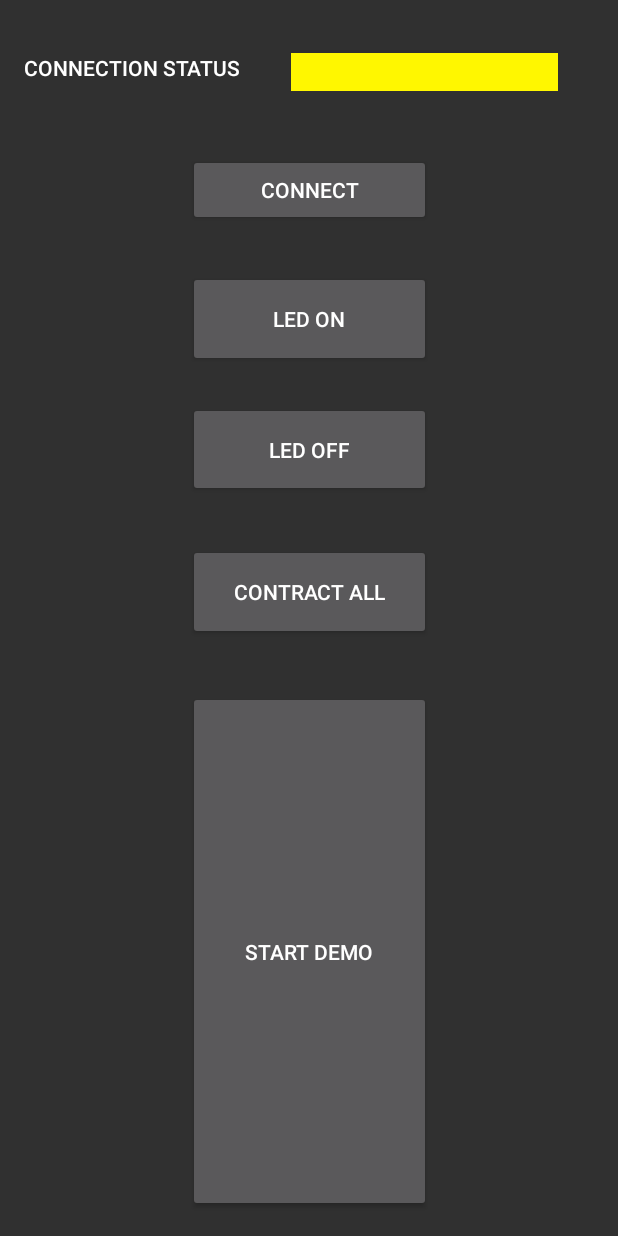
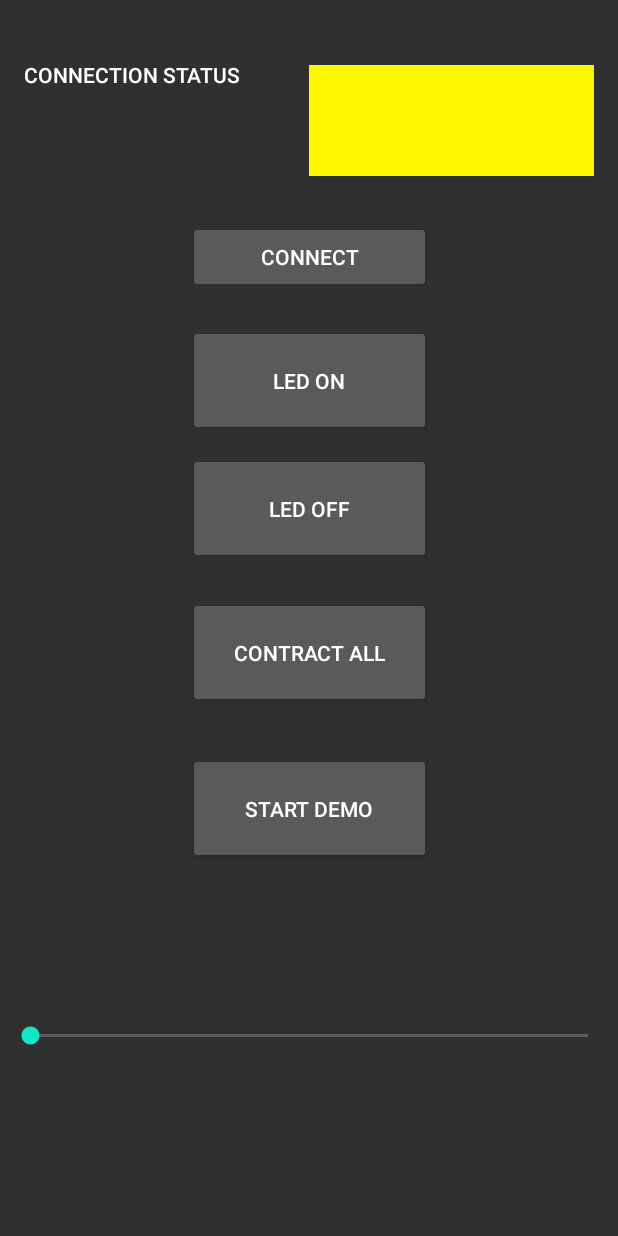
Before and after one commit to 776980/MCEN30019_2018_SM2, an Android app: the screen it shows after launch (MainActivity), on a phone screen of 412 x 824 dp. Run offline under Robolectric (Android 15) with nearby library versions, the phone set to English and light mode, and no system bars.

Commit message:
most of the stuff works

```diff
--- a/ARMController/app/src/main/java/mcen30019/armcontroller/MainActivity.java
+++ b/ARMController/app/src/main/java/mcen30019/armcontroller/MainActivity.java
@@ -13,6 +13,7 @@ import android.util.Log;
 import android.view.View;
 import android.widget.Button;
 import android.widget.ImageView;
+import android.widget.SeekBar;
 import android.widget.Toast;
 import java.util.Set;
 import java.util.Timer;
@@ -22,8 +23,8 @@ public class MainActivity extends AppCompatActivity {
 
     private final String TAG = "MainActivity";
     private boolean preliminaryTaskStatus = false;
-    private final String ledOnMessage = "ON";
-    private final String ledOffMessage = "OFF";
+    private final String ledOnMessage = "O";
+    private final String ledOffMessage = "F";
     private final String bluetoothName = "HC-06";
 
     private static BlueToothStatus currentStatus = BlueToothStatus.UNCONNECTED;
@@ -78,7 +79,7 @@ public class MainActivity extends AppCompatActivity {
         CONNECTED,
         ERROR,
     }
-
+    SeekBar thumbFinger;
     @Override
     protected void onCreate(Bundle savedInstanceState) {
         super.onCreate(savedInstanceState);
@@ -97,6 +98,25 @@ public class MainActivity extends AppCompatActivity {
         } catch (InterruptedException e) {
             e.printStackTrace();
         }
+        thumbFinger = (SeekBar) findViewById(R.id.bar_thumb);
+        thumbFinger.setOnSeekBarChangeListener(new SeekBar.OnSeekBarChangeListener() {
+            @Override
+            public void onProgressChanged(SeekBar seekBar, int progress, boolean fromUser) {
+                if(progress == 0){
+                    sendMessageToBluetooth("A"+ 0);
+                }
+                else {
+                    sendMessageToBluetooth("A" + (progress - 1));
+                }
+            }
+            @Override
+            public void onStartTrackingTouch(SeekBar seekBar) {
+            }
+
+            @Override
+            public void onStopTrackingTouch(SeekBar seekBar) {
+            }
+        });
     }
 
     private void printSomething() {
@@ -161,7 +181,9 @@ public class MainActivity extends AppCompatActivity {
     }
 
     private void startDemo() {
-        //TODO
+        Intent demoIntent = new Intent(this, DemoActivity.class);
+        startActivity(demoIntent);
+        finish();
     }
 
 
--- a/ARMController/app/src/main/res/layout/activity_main.xml
+++ b/ARMController/app/src/main/res/layout/activity_main.xml
@@ -10,30 +10,30 @@
     <TextView
             android:text="Connection Status"
             android:layout_width="0dp"
-            android:layout_height="24dp"
+            android:layout_height="0dp"
             android:id="@+id/textView2"
             android:textAppearance="@style/TextAppearance.AppCompat.Button"
-            android:layout_marginTop="35dp"
-            app:layout_constraintEnd_toStartOf="@+id/connection_status_icon" android:layout_marginBottom="43dp"
-            app:layout_constraintBottom_toTopOf="@+id/start_connection_button" app:layout_constraintTop_toTopOf="parent"
+            android:layout_marginTop="40dp"
+            app:layout_constraintEnd_toStartOf="@+id/connection_status_icon" android:layout_marginBottom="413dp"
+            app:layout_constraintBottom_toTopOf="@+id/bar_thumb" app:layout_constraintTop_toTopOf="parent"
             app:layout_constraintStart_toStartOf="parent" android:layout_marginLeft="16dp"
             android:layout_marginStart="16dp"/>
     <ImageView
             android:layout_width="0dp"
-            android:layout_height="25dp" android:src="@color/colorConnecting"
+            android:layout_height="0dp" android:src="@color/colorConnecting"
             android:id="@+id/connection_status_icon"
             android:visibility="visible"
-            android:layout_marginTop="35dp"
+            android:layout_marginTop="43dp"
             app:layout_constraintStart_toEndOf="@+id/textView2" app:layout_constraintEnd_toEndOf="parent"
-            android:layout_marginBottom="400dp" app:layout_constraintBottom_toTopOf="@+id/start_demo_button"
-            app:layout_constraintTop_toTopOf="parent" android:layout_marginEnd="40dp"
-            android:layout_marginRight="40dp"/>
+            android:layout_marginBottom="30dp" app:layout_constraintBottom_toTopOf="@+id/start_connection_button"
+            app:layout_constraintTop_toTopOf="parent" android:layout_marginEnd="16dp"
+            android:layout_marginRight="16dp"/>
     <Button
             android:text="CONNECT"
             android:layout_width="162dp"
             android:layout_height="wrap_content"
             android:id="@+id/start_connection_button"
-            app:layout_constraintTop_toBottomOf="@+id/textView2" android:layout_marginBottom="30dp"
+            app:layout_constraintTop_toBottomOf="@+id/connection_status_icon" android:layout_marginBottom="21dp"
             app:layout_constraintEnd_toEndOf="parent" app:layout_constraintBottom_toTopOf="@+id/led_on"
             app:layout_constraintStart_toStartOf="parent"/>
     <Button
@@ -41,7 +41,7 @@
             android:layout_width="162dp"
             android:layout_height="0dp"
             android:id="@+id/led_on"
-            app:layout_constraintTop_toBottomOf="@+id/start_connection_button" android:layout_marginBottom="23dp"
+            app:layout_constraintTop_toBottomOf="@+id/start_connection_button" android:layout_marginBottom="11dp"
             app:layout_constraintEnd_toEndOf="parent" app:layout_constraintBottom_toTopOf="@+id/led_off"
             app:layout_constraintStart_toStartOf="parent"/>
     <Button
@@ -49,7 +49,7 @@
             android:layout_width="162dp"
             android:layout_height="0dp"
             android:id="@+id/led_off"
-            app:layout_constraintTop_toBottomOf="@+id/led_on" android:layout_marginBottom="31dp"
+            app:layout_constraintTop_toBottomOf="@+id/led_on" android:layout_marginBottom="22dp"
             app:layout_constraintEnd_toEndOf="parent" app:layout_constraintBottom_toTopOf="@+id/contract_hand_button"
             app:layout_constraintStart_toStartOf="parent"/>
     <Button
@@ -57,7 +57,7 @@
             android:layout_width="162dp"
             android:layout_height="0dp"
             android:id="@+id/contract_hand_button"
-            app:layout_constraintTop_toBottomOf="@+id/led_off" android:layout_marginBottom="34dp"
+            app:layout_constraintTop_toBottomOf="@+id/led_off" android:layout_marginBottom="30dp"
             app:layout_constraintEnd_toEndOf="parent" app:layout_constraintBottom_toTopOf="@+id/start_demo_button"
             app:layout_constraintStart_toStartOf="parent"/>
     <Button
@@ -65,7 +65,15 @@
             android:layout_width="162dp"
             android:layout_height="0dp"
             android:id="@+id/start_demo_button"
-            app:layout_constraintTop_toBottomOf="@+id/connection_status_icon" android:layout_marginBottom="16dp"
+            app:layout_constraintTop_toBottomOf="@+id/contract_hand_button" android:layout_marginBottom="36dp"
+            app:layout_constraintEnd_toEndOf="parent" app:layout_constraintBottom_toTopOf="@+id/bar_thumb"
+            app:layout_constraintStart_toStartOf="parent"/>
+    <SeekBar
+            android:layout_width="0dp"
+            android:layout_height="0dp"
+            android:id="@+id/bar_thumb"
+            app:layout_constraintTop_toBottomOf="@+id/textView2" android:layout_marginBottom="54dp"
             app:layout_constraintEnd_toEndOf="parent" app:layout_constraintStart_toStartOf="parent"
-            app:layout_constraintBottom_toBottomOf="parent"/>
+            android:layout_marginLeft="4dp" app:layout_constraintBottom_toBottomOf="parent"
+            android:layout_marginStart="4dp" android:layout_marginEnd="4dp" android:layout_marginRight="4dp"/>
 </android.support.constraint.ConstraintLayout>
```
Also changed, not shown: ARMController/app/src/main/java/mcen30019/armcontroller/DemoActivity.java (+70 -0 lines), ARMController/app/src/main/res/layout/activity_demo.xml (+21 -0 lines), 2 other files.
